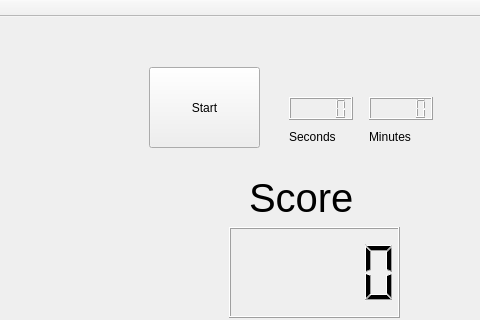
First picture: the form in student/13/tetris/mainwindow.ui, repository Kataya42/OHJ_2, before the edit; both pictures show x 221 to 701 and y 0 to 320 of the 701 by 691 pixel window.
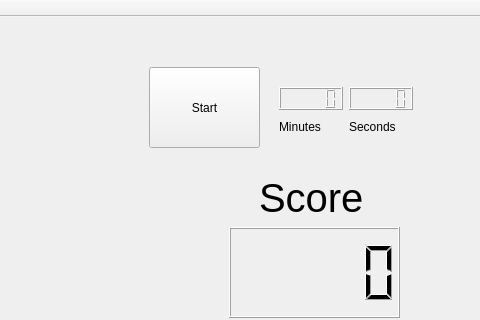
Second picture: the form after the edit.

Commit message: Added ability to rotate blocks. Can also restart game without restarting the program.

```diff
--- a/student/13/tetris/mainwindow.ui
+++ b/student/13/tetris/mainwindow.ui
@@ -53,8 +53,8 @@
    <widget class="QLCDNumber" name="lcdNumberSec">
     <property name="geometry">
      <rect>
-      <x>510</x>
-      <y>80</y>
+      <x>570</x>
+      <y>70</y>
       <width>64</width>
       <height>23</height>
      </rect>
@@ -63,8 +63,8 @@
    <widget class="QLCDNumber" name="lcdNumberMin">
     <property name="geometry">
      <rect>
-      <x>590</x>
-      <y>80</y>
+      <x>500</x>
+      <y>70</y>
       <width>64</width>
       <height>23</height>
      </rect>
@@ -73,8 +73,8 @@
    <widget class="QLabel" name="label">
     <property name="geometry">
      <rect>
-      <x>510</x>
-      <y>110</y>
+      <x>570</x>
+      <y>100</y>
       <width>63</width>
       <height>20</height>
      </rect>
@@ -86,8 +86,8 @@
    <widget class="QLabel" name="label_2">
     <property name="geometry">
      <rect>
-      <x>590</x>
-      <y>110</y>
+      <x>500</x>
+      <y>100</y>
       <width>63</width>
       <height>20</height>
      </rect>
@@ -109,7 +109,7 @@
    <widget class="QLabel" name="label_3">
     <property name="geometry">
      <rect>
-      <x>470</x>
+      <x>480</x>
       <y>150</y>
       <width>121</width>
       <height>61</height>
```
The commit also changes 2 other files.
